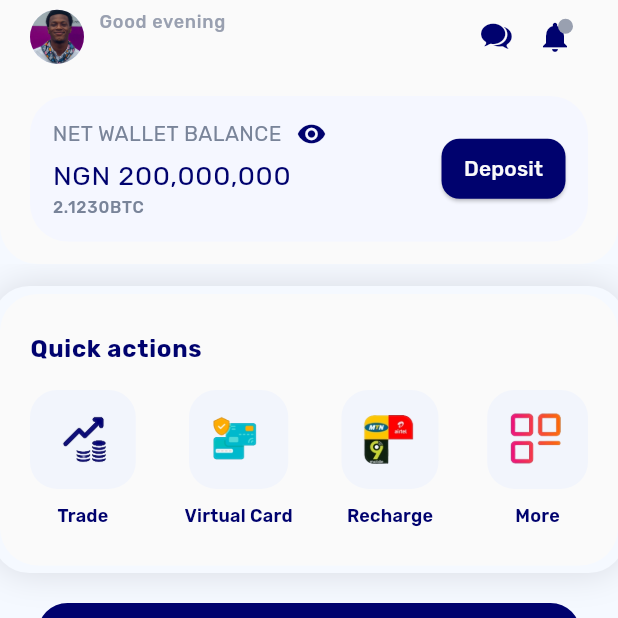
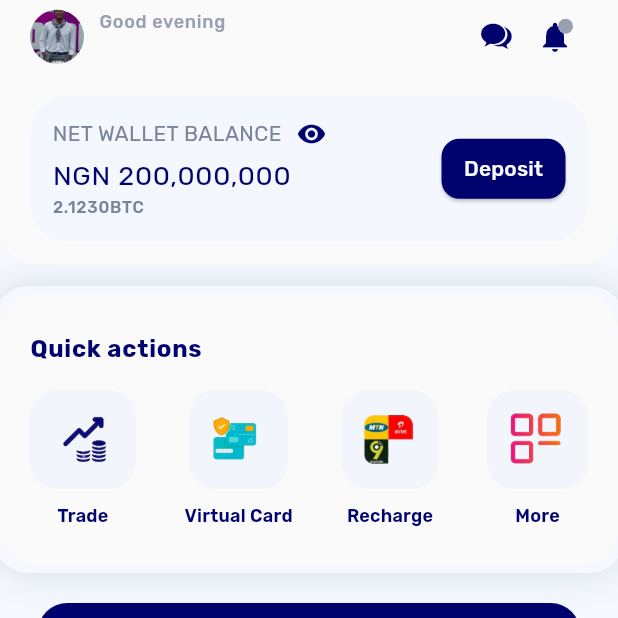
Before and after one commit to thedevsaxist/dantown-clone, a Flutter app: the Dashboard screen opened by its route, on a phone screen of 412 x 824 dp, the top half of it. Run offline on Flutter 3.47's test engine with Material 3 defaults, Android fonts, the phone set to English and light mode, and no system bars; our stand-ins replace flutter_dotenv, get_it, go_router, google_fonts; missing offline and left inert: default_ui_components, uicons.

Commit message:
feat: add ProfileSetting model and UI components for user profile
- Created ProfileSetting model to encapsulate profile settings data.
- Implemented LevelUpButton widget to prompt users for account verification with a visually appealing design.
- Developed ProfileAvatar widget to display user profile images in a circular format.

```diff
--- a/lib/core/theme.dart
+++ b/lib/core/theme.dart
@@ -23,17 +23,21 @@ class AppTheme {
 }
 
 class AppColors {
-  static final primaryColor = Color(0xFF00026e);
-  static final secondaryColor = Color(0xFF99a0b0);
-  static final backgroundColor = Color(0xFFfafafa);
-  static final secondaryBackgroundColor = Color(0xFFf5f9ff);
-  static final darkGrey = Color(0xFF798499);
-  static final lightGrey = Color(0xFFf0f0f0);
-  static final lightBlue = Color(0xFFf5f7ff);
-  static final lightBlue200 = Color(0xFFf2f5fc);
-  static final green = Color(0xFF54b890);
-  static final textGreen = Color(0xFF54ab58);
-  static final yellow = Color(0xFFffed51);
-  static final darkBlue = Color(0xFF14127a);
-  static final textYellow = Color(0xFF736d47);
+  static final Color primaryColor = Color(0xFF00026e);
+  static final Color secondaryColor = Color(0xFF99a0b0);
+  static final Color backgroundColor = Color(0xFFfafafa);
+  static final Color secondaryBackgroundColor = Color(0xFFf5f9ff);
+  static final Color darkGrey = Color(0xFF798499);
+  static final Color lightGrey = Color(0xFFf0f0f0);
+  static final Color lightBlue = Color(0xFFf5f7ff);
+  static final Color lightBlue200 = Color(0xFFf2f5fc);
+  static final Color green = Color(0xFF54b890);
+  static final Color textGreen = Color(0xFF54ab58);
+  static final Color yellow = Color(0xFFffed51);
+  static final Color darkBlue = Color(0xFF14127a);
+  static final Color textYellow = Color(0xFF736d47);
+  static final Color lightPurple = Color(0xFFefebfc);
+  static final Color purple = Color(0xFF9b7cf7);
+  static final Color darkPurple = Color(0xFF1a042e);
+  static final Color textPurple = Color(0xFF897d93);
 }
--- a/lib/presentation/screens/dashboard.dart
+++ b/lib/presentation/screens/dashboard.dart
@@ -3,6 +3,7 @@ import 'package:d_crypto_lite/core/theme.dart';
 import 'package:d_crypto_lite/presentation/state/dashboard_view_model.dart';
 import 'package:d_crypto_lite/presentation/widgets/coins_tile.dart';
 import 'package:d_crypto_lite/presentation/widgets/custom_bottom_sheet.dart';
+import 'package:d_crypto_lite/presentation/widgets/profile_avatar.dart';
 import 'package:d_crypto_lite/presentation/widgets/quick_action_item.dart';
 import 'package:d_crypto_lite/presentation/widgets/wallet_display.dart';
 import 'package:flutter/cupertino.dart';
@@ -37,17 +38,13 @@ class _DashboardState extends State<Dashboard> {
     return Scaffold(
       backgroundColor: AppColors.secondaryBackgroundColor,
       appBar: AppBar(
-        // leadingWidth: 35,
         titleSpacing: 10,
         scrolledUnderElevation: 0,
         actionsPadding: const EdgeInsets.only(right: Constants.horizontalPadding),
         shape: RoundedRectangleBorder(
           borderRadius: BorderRadius.vertical(bottom: Radius.circular(Constants.borderRadius)),
         ),
-        leading: Padding(
-          padding: const EdgeInsets.only(left: 20),
-          child: CircleAvatar(foregroundImage: AssetImage("assets/headshot.png")),
-        ),
+        leading: Padding(padding: const EdgeInsets.only(left: 20), child: ProfileAvatar()),
         title: Column(
           crossAxisAlignment: CrossAxisAlignment.start,
           children: [
@@ -110,7 +107,8 @@ class _DashboardState extends State<Dashboard> {
                           children: [
                             QuickActionItem(image: "assets/yyy.png", label: "Trade"),
                             QuickActionItem(
-                              image: "assets/Screenshot_2025-05-09-21-33-51-545_com.dantown.Dantownapp.png",
+                              image:
+                                  "assets/Screenshot_2025-05-09-21-33-51-545_com.dantown.Dantownapp.png",
                               label: "Virtual Card",
                             ),
                             QuickActionItem(image: "assets/ooo.png", label: "Recharge"),
--- /dev/null
+++ b/lib/presentation/widgets/profile_avatar.dart
@@ -0,0 +1,22 @@
+import 'package:flutter/material.dart';
+
+class ProfileAvatar extends StatelessWidget {
+  const ProfileAvatar({super.key});
+
+  @override
+  Widget build(BuildContext context) {
+    return Container(
+      height: 80,
+      width: 80,
+      decoration: BoxDecoration(
+        shape: BoxShape.circle,
+        image: DecorationImage(
+          image: AssetImage("assets/headshot.jpeg"),
+          alignment: Alignment(0, -1),
+          fit: BoxFit.fitWidth,
+        ),
+      ),
+      // child: Image.asset("assets/headshot.jpeg", fit: BoxFit.scaleDown),
+    );
+  }
+}
--- a/pubspec.yaml
+++ b/pubspec.yaml
@@ -32,4 +32,5 @@ flutter:
 
   assets:
     - assets/
+    - assets/headshot.jpeg
     - .env
```
Also changed, not shown: lib/models/profile_setting.dart (added, +9 -0 lines), lib/presentation/screens/profile_screen.dart (+95 -68 lines), lib/presentation/widgets/level_up_button.dart (added, +78 -0 lines), assets/headshot.jpeg (added), assets/headshot.png (deleted).
